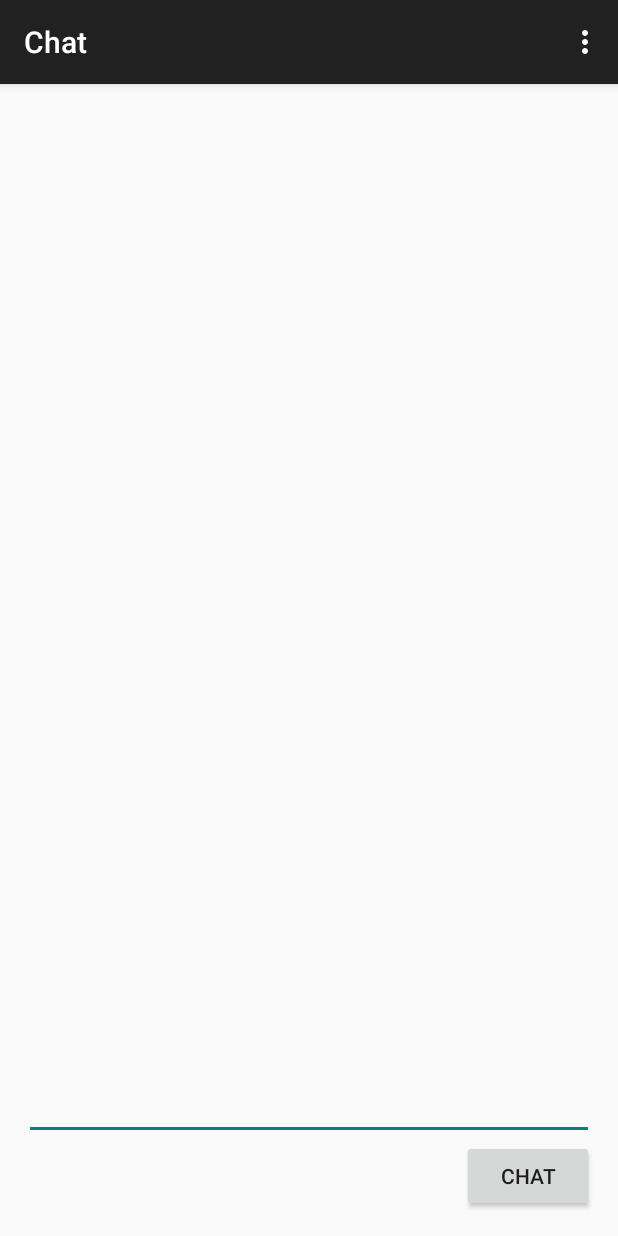
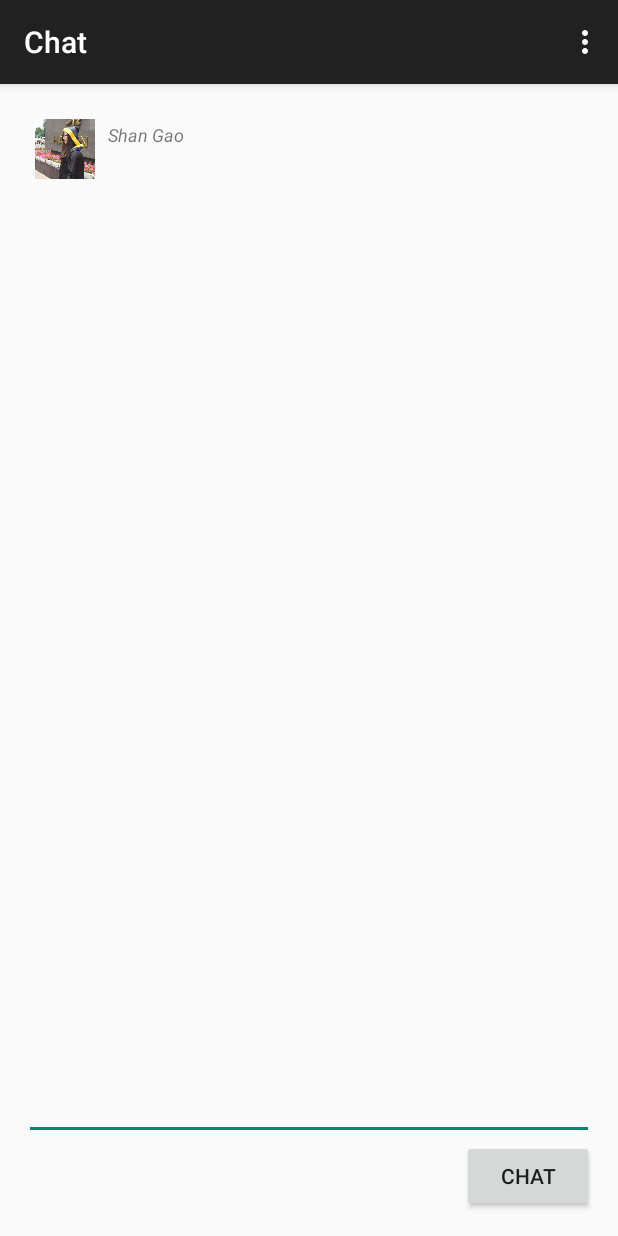
Before and after one commit to Nirosun/IVent, an Android app: the ChatActivity screen opened directly, with no data from a screen before it, after a tap on "CHAT", on a phone screen of 412 x 824 dp. Run offline under Robolectric (Android 15) with nearby library versions, the phone set to English and light mode, and no system bars.

Commit message:
Added demo backdoor for DisplayedMessage

```diff
--- a/app/src/main/java/com/ivent/entities/model/DisplayedMessage.java
+++ b/app/src/main/java/com/ivent/entities/model/DisplayedMessage.java
@@ -22,6 +22,14 @@ public class DisplayedMessage {
     public DisplayedMessage(String fromName, Message message, int icon, boolean isSelf) {
         this.fromName = fromName;
         this.message = message;
+        this.isSelf = isSelf;
+        this.icon = icon;
+    }
+
+    // FIXME: Just for demoing, create dummy message
+    public DisplayedMessage(String fromName, String text, int icon, boolean isSelf) {
+        this.fromName = fromName;
+        this.message = new ChatMessage(-1, 1, -1, text, -1);
         this.isSelf = isSelf;
         this.icon = icon;
     }
--- a/app/src/main/java/com/ivent/ui/ChatActivity.java
+++ b/app/src/main/java/com/ivent/ui/ChatActivity.java
@@ -23,7 +23,7 @@ public class ChatActivity extends ActionBarActivity {
     private EditText editText;
     private Button chatButton;
     private MessagesListAdapter adapter;
-    private ArrayList<Message> listMessages;
+    private ArrayList<DisplayedMessage> listMessages;
 
     @Override
     protected void onCreate(Bundle savedInstanceState) {
@@ -31,7 +31,7 @@ public class ChatActivity extends ActionBarActivity {
         setContentView(R.layout.activity_chat);
         getWindow().setSoftInputMode(WindowManager.LayoutParams.SOFT_INPUT_STATE_HIDDEN);
 
-        listMessages = new ArrayList<Message>();
+        listMessages = new ArrayList<DisplayedMessage>();
 
         //UI objects
         chatListView = (ListView) findViewById(R.id.chat_list_view);
@@ -43,7 +43,7 @@ public class ChatActivity extends ActionBarActivity {
         chatButton.setOnClickListener(new View.OnClickListener() {
             @Override
             public void onClick(View v) {
-                listMessages.add( new Message("Shan Gao", editText.getText().toString(), R.drawable.shan,false));
+                listMessages.add( new DisplayedMessage("Shan Gao", editText.getText().toString(), R.drawable.shan,false));
                 adapter = new MessagesListAdapter(ChatActivity.this, listMessages);
                 chatListView.setAdapter(adapter);
             }
```
Also changed, not shown: 1 other file.
